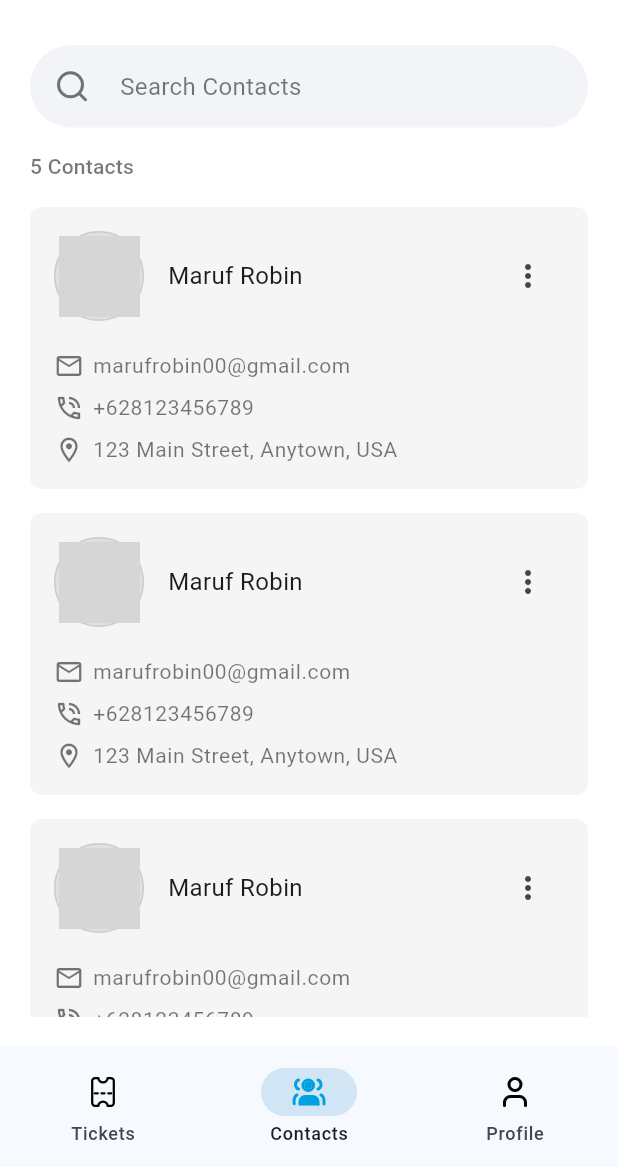
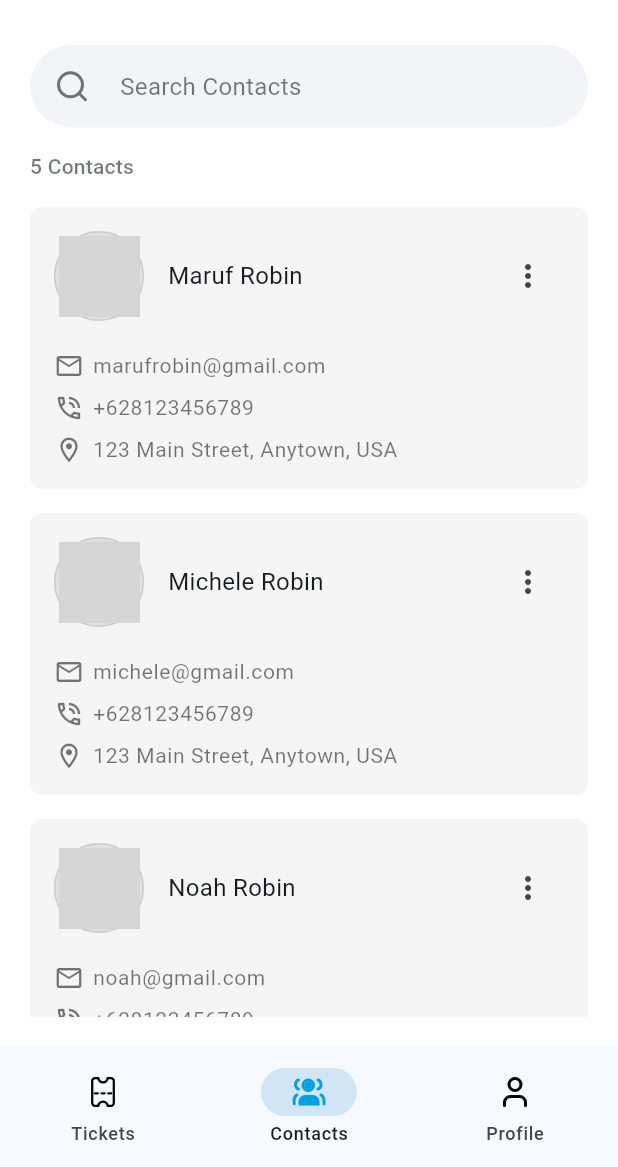
Before and after one commit to marufrobin/gain_solutions_task, a Flutter app: the screen it shows after launch, item 2 of the bottom bar chosen, on a phone screen of 412 x 824 dp, the part 69-1236 px from its top. Run offline on Flutter 3.47's test engine with Material 3 defaults, Android fonts, the phone set to English and light mode, and no system bars; our stand-ins replace bloc, equatable, flutter_bloc, flutter_svg, go_router; network calls fail; grey boxes are pictures that could not be loaded.

Commit message:
feat: Implement search functionality in contacts screen
- Added SearchContacts event and handler in ContactsBloc.
- Integrated search functionality in ContactsScreen with TextField callbacks.
- Updated _ContactWidget to display dynamic contact data.
- Removed unused UpdateContacts event.

```diff
--- a/lib/features/contacts/bloc/contacts_event.dart
+++ b/lib/features/contacts/bloc/contacts_event.dart
@@ -9,11 +9,8 @@ abstract class ContactsEvent extends Equatable {
 
 final class FetchContacts extends ContactsEvent {}
 
-final class UpdateContacts extends ContactsEvent {
-  final ContactsModel? contact;
+final class SearchContacts extends ContactsEvent {
+  final String? query;
 
-  const UpdateContacts({required this.contact});
-
-  @override
-  List<Object?> get props => [contact];
+  const SearchContacts({required this.query});
 }
--- a/lib/features/contacts/presentation/contacts_screen.dart
+++ b/lib/features/contacts/presentation/contacts_screen.dart
@@ -5,6 +5,7 @@ import 'package:gain_solutions_task/features/contacts/bloc/contacts_bloc.dart';
 import 'package:gain_solutions_task/features/contacts/bloc/contacts_bloc.dart';
 
 import '../../../app_config/app_assets_path.dart';
+import '../../../models/contacts_model.dart';
 
 class ContactsScreen extends StatefulWidget {
   const ContactsScreen({super.key});
@@ -71,6 +72,12 @@ class _ContactsScreenState extends State<ContactsScreen> {
           children: [
             TextField(
               controller: _searchController,
+              onChanged: (value) {
+                context.read<ContactsBloc>().add(SearchContacts(query: value));
+              },
+              onSubmitted: (value) {
+                context.read<ContactsBloc>().add(SearchContacts(query: value));
+              },
               decoration: InputDecoration(
                 hintText: 'Search Contacts',
                 hintStyle: theme.textTheme.bodyMedium?.copyWith(
@@ -125,10 +132,12 @@ class _ContactsScreenState extends State<ContactsScreen> {
                     return const Center(child: CircularProgressIndicator());
                   } else if (state is ContactsLoaded) {
                     return ListView.builder(
-                      itemCount: 10,
+                      itemCount: state.contacts.length,
                       shrinkWrap: true,
                       itemBuilder: (context, index) {
-                        return _ContactWidget();
+                        return _ContactWidget(
+                          contact: state.contacts.elementAt(index),
+                        );
                       },
                     );
                   } else if (state is ContactsError) {
@@ -161,7 +170,9 @@ class _ContactsScreenState extends State<ContactsScreen> {
 }
 
 class _ContactWidget extends StatelessWidget {
-  const _ContactWidget({super.key});
+  final ContactsModel? contact;
+
+  const _ContactWidget({this.contact});
 
   @override
   Widget build(BuildContext context) {
@@ -180,7 +191,7 @@ class _ContactWidget extends StatelessWidget {
         mainAxisSize: MainAxisSize.min,
         spacing: 8,
         children: [
-          _userInfo(theme),
+          _userInfo(theme: theme, contact: contact),
           const SizedBox(height: 4),
           Row(
             spacing: 6,
@@ -191,7 +202,7 @@ class _ContactWidget extends StatelessWidget {
                 color: theme.colorScheme.onSurface.withValues(alpha: 0.6),
               ),
               Text(
-                "marufrobin00@gmail.com",
+                contact?.email ?? '',
                 style: theme.textTheme.bodySmall?.copyWith(
                   fontSize: 14,
                   color: theme.colorScheme.onSurface.withValues(alpha: 0.6),
@@ -208,7 +219,7 @@ class _ContactWidget extends StatelessWidget {
                 color: theme.colorScheme.onSurface.withValues(alpha: 0.6),
               ),
               Text(
-                "+628123456789",
+                contact?.phone ?? '',
                 style: theme.textTheme.bodySmall?.copyWith(
                   fontSize: 14,
                   color: theme.colorScheme.onSurface.withValues(alpha: 0.6),
@@ -225,7 +236,7 @@ class _ContactWidget extends StatelessWidget {
                 color: theme.colorScheme.onSurface.withValues(alpha: 0.6),
               ),
               Text(
-                "123 Main Street, Anytown, USA",
+                contact?.address ?? '',
                 style: theme.textTheme.bodySmall?.copyWith(
                   fontSize: 14,
                   color: theme.colorScheme.onSurface.withValues(alpha: 0.6),
@@ -238,7 +249,7 @@ class _ContactWidget extends StatelessWidget {
     );
   }
 
-  Row _userInfo(ThemeData theme) {
+  Row _userInfo({required ThemeData theme, required ContactsModel? contact}) {
     return Row(
       spacing: 16,
       children: [
@@ -258,12 +269,13 @@ class _ContactWidget extends StatelessWidget {
           child: ClipRRect(
             borderRadius: BorderRadius.circular(100),
             child: Image.network(
-              "https://avatars.githubusercontent.com/u/47666475?v=4",
+              contact?.personImageUrl ?? "",
+              fit: BoxFit.cover,
             ),
           ),
         ),
         Text(
-          "Maruf Robin",
+          contact?.name ?? '',
           style: theme.textTheme.bodyMedium?.copyWith(
             fontSize: 16,
             color: theme.colorScheme.onSurface,
```
Also changed, not shown: lib/features/contacts/bloc/contacts_bloc.dart (+23 -0 lines).
